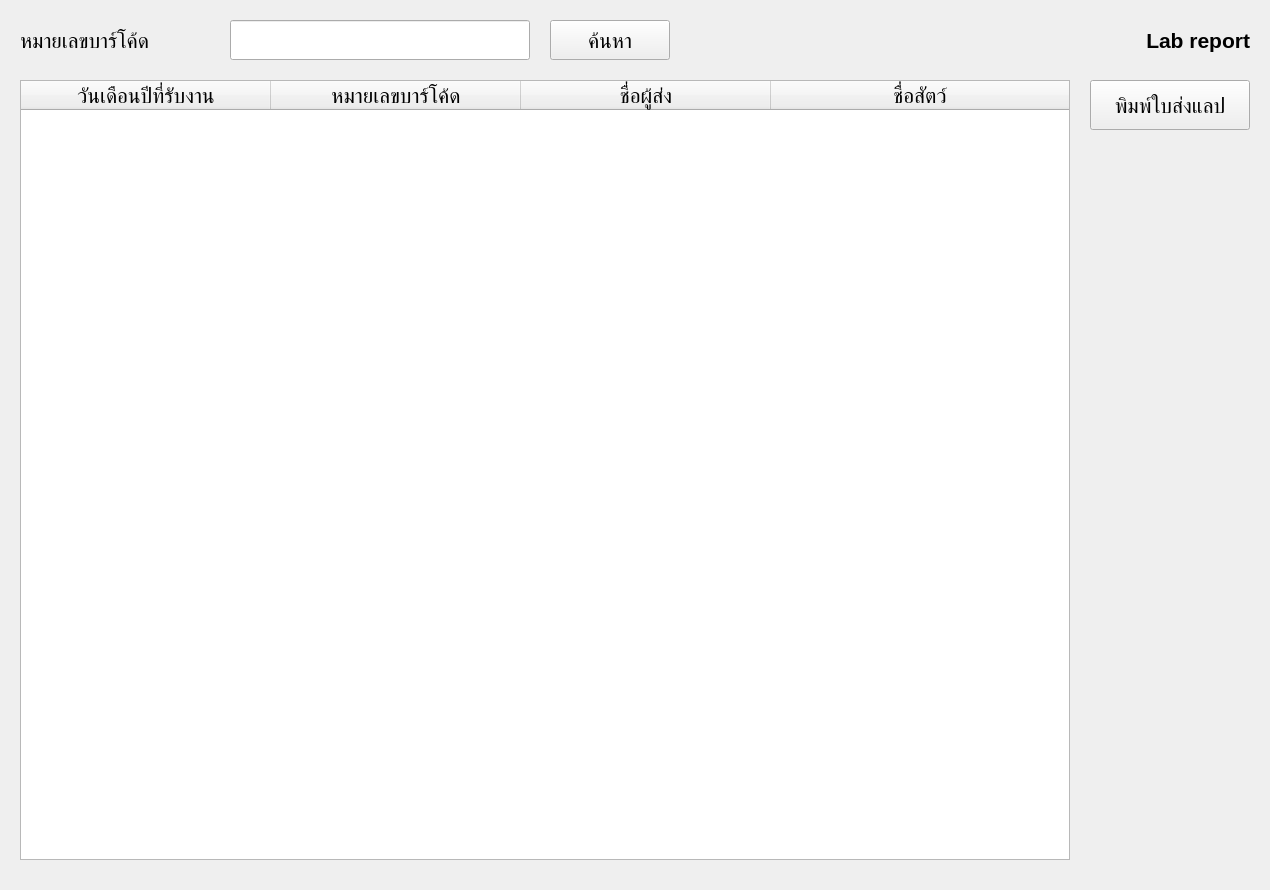
Before: the Qt Designer form UI/lab_report.ui in MYSitthichat/CVDTT_CM, drawn with Qt 5.
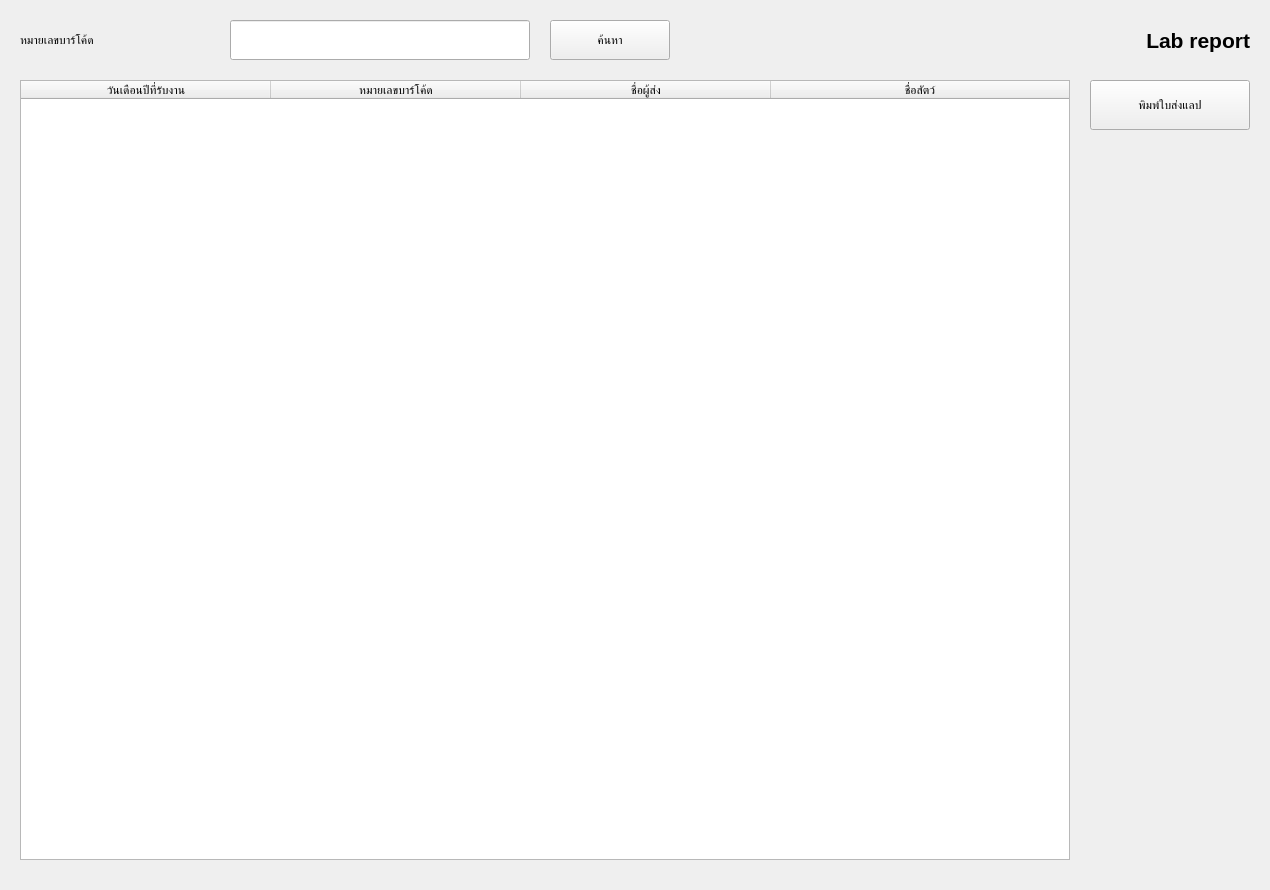
After: the same form once the commit is applied.

```diff
--- a/UI/lab_report.ui
+++ b/UI/lab_report.ui
@@ -13,9 +13,6 @@
   <property name="windowTitle">
    <string>Lab Report</string>
   </property>
-  <property name="styleSheet">
-   <string notr="true">font-size: 16pt;</string>
-  </property>
   <widget class="QLabel" name="label_barcode_search">
    <property name="geometry">
     <rect>
```
